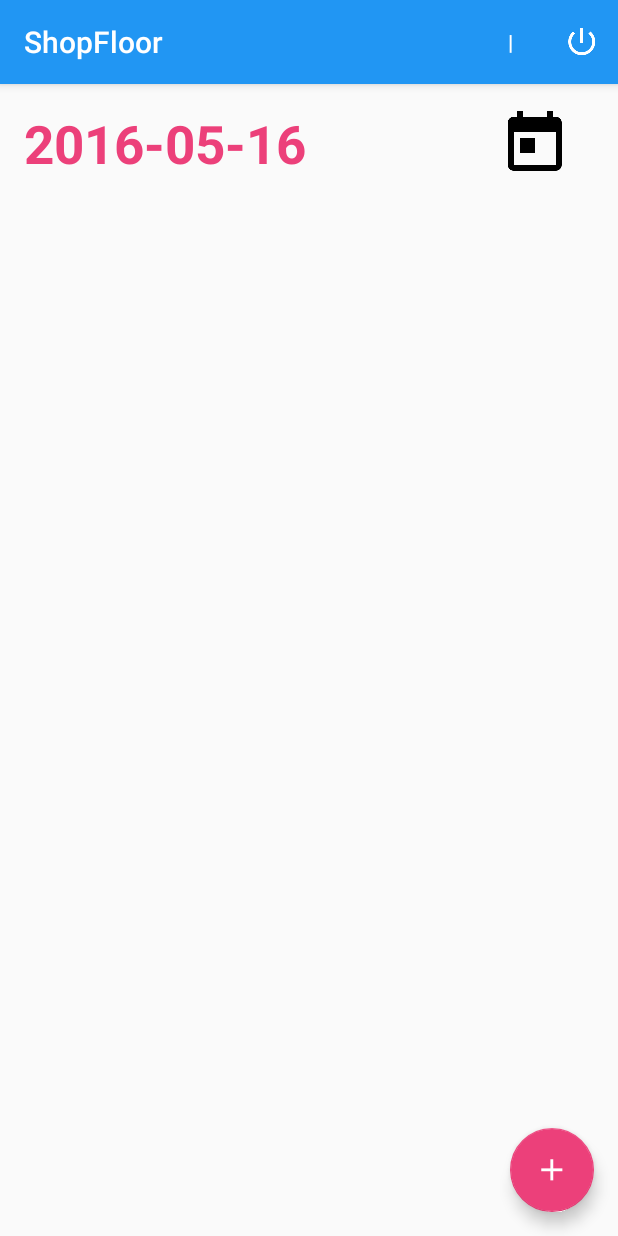
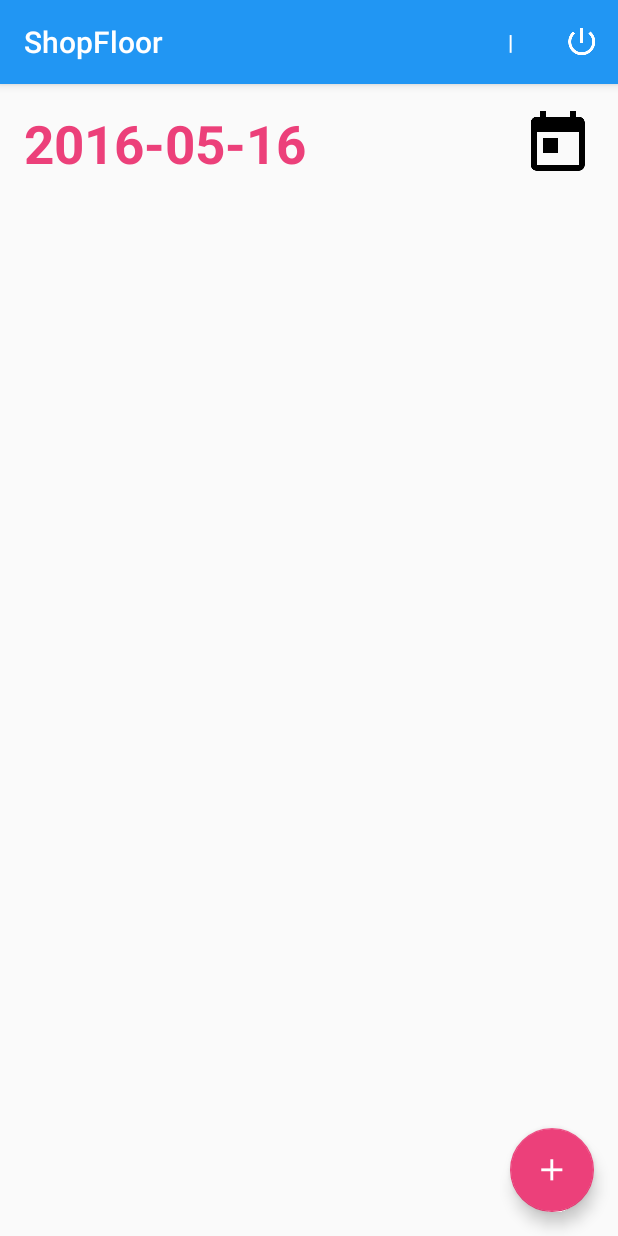
Before and after one commit to pskclub/shopfloor_svi, an Android app: the fragment PlanFragment placed in its activity, on a phone screen of 412 x 824 dp. Run offline under Robolectric (Android 15) with nearby library versions, the phone set to English and light mode, and no system bars; libraries missing offline, so code that uses them is left out: com.squareup.otto, pl.aprilapps.switcher; 8 statements that could not run were skipped.

Commit message:
add new design for ux and new qrcode

```diff
--- a/app/src/main/java/th/co/svi/shopfloor/fragment/CreateFragment.java
+++ b/app/src/main/java/th/co/svi/shopfloor/fragment/CreateFragment.java
@@ -228,7 +228,6 @@ public class CreateFragment extends Fragment {
 
         }
 
-
         return true;
     }
 
--- a/app/src/main/res/layout/fragment_plan.xml
+++ b/app/src/main/res/layout/fragment_plan.xml
@@ -34,6 +34,7 @@
                 android:layout_width="0dp"
                 android:layout_height="match_parent"
                 android:layout_weight="2.5"
+                android:clickable="true"
                 android:gravity="center_vertical"
                 android:text="0000-00-00"
                 android:textColor="@color/colorAccent"
@@ -41,20 +42,15 @@
                 android:textSize="35dp"
                 android:textStyle="bold" />
 
-            <LinearLayout
-                android:layout_width="0dp"
-                android:layout_height="match_parent"
-                android:layout_weight="0.5"
-                android:orientation="vertical"
-                android:weightSum="1">
 
-                <ImageButton
-                    android:id="@+id/dateImg"
-                    android:layout_width="wrap_content"
-                    android:layout_height="wrap_content"
-                    android:background="@drawable/ic_today_black_48dp" />
+            <ImageButton
+                android:id="@+id/dateImg"
+                android:layout_width="wrap_content"
+                android:layout_height="wrap_content"
+                android:layout_gravity="right"
+                android:background="@drawable/ic_today_black_48dp"
+                android:clickable="true" />
 
-            </LinearLayout>
 
         </LinearLayout>
 
```
